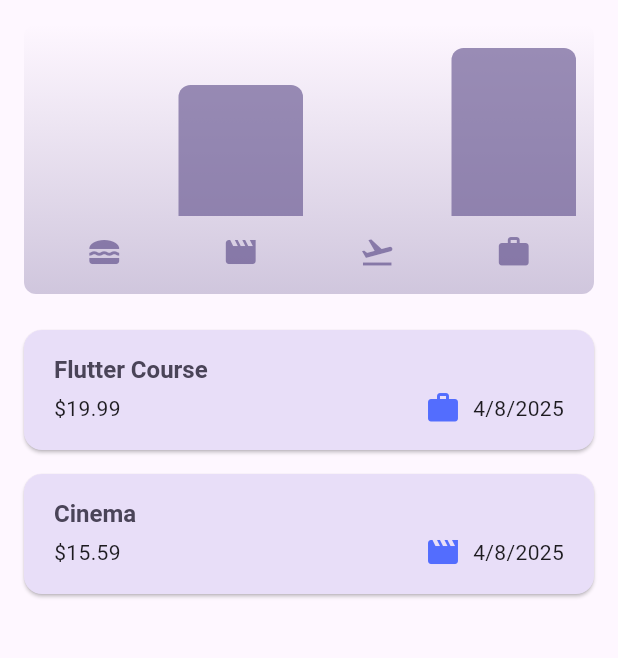
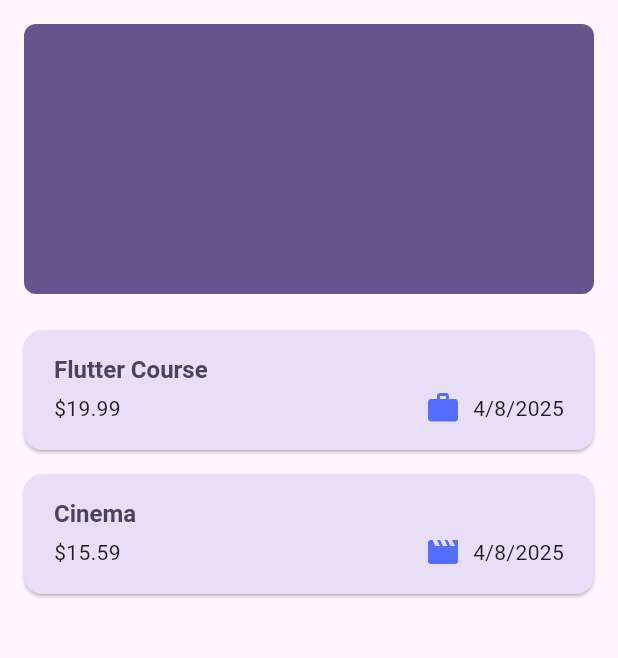
Before and after one commit to onuryilmaaz/expense_tracker, a Flutter app: the screen it shows after launch, on a phone screen of 412 x 824 dp, the part 84-742 px from its top. Run offline on Flutter 3.47's test engine with Material 3 defaults, Android fonts, the phone set to English and light mode, and no system bars.

Commit message:
Refactor chart and expenses list: update color usage for better theme integration

```diff
--- a/lib/widgets/chart/chart.dart
+++ b/lib/widgets/chart/chart.dart
@@ -42,8 +42,8 @@ class Chart extends StatelessWidget {
         borderRadius: BorderRadius.circular(8),
         gradient: LinearGradient(
           colors: [
-            Theme.of(context).colorScheme.primary.withOpacity(0.3),
-            Theme.of(context).colorScheme.primary.withOpacity(0.0),
+            Theme.of(context).colorScheme.primary,
+            Theme.of(context).colorScheme.primary,
           ],
           begin: Alignment.bottomCenter,
           end: Alignment.topCenter,
@@ -78,9 +78,7 @@ class Chart extends StatelessWidget {
                             color:
                                 isDarkMode
                                     ? Theme.of(context).colorScheme.secondary
-                                    : Theme.of(
-                                      context,
-                                    ).colorScheme.primary.withOpacity(0.7),
+                                    : Theme.of(context).colorScheme.primary,
                           ),
                         ),
                       ),
--- a/lib/widgets/chart/chart_bar.dart
+++ b/lib/widgets/chart/chart_bar.dart
@@ -23,7 +23,7 @@ class ChartBar extends StatelessWidget {
               color:
                   isDarkMode
                       ? Theme.of(context).colorScheme.secondary
-                      : Theme.of(context).colorScheme.primary.withOpacity(0.65),
+                      : Theme.of(context).colorScheme.primary,
             ),
           ),
         ),
--- a/lib/widgets/expenses_list/expenses_list.dart
+++ b/lib/widgets/expenses_list/expenses_list.dart
@@ -19,7 +19,7 @@ class ExpensesList extends StatelessWidget {
       itemBuilder:
           (ctx, index) => Dismissible(
             background: Container(
-              color: Theme.of(context).colorScheme.error.withOpacity(0.75),
+              color: Theme.of(context).colorScheme.error,
               margin: EdgeInsets.symmetric(
                 horizontal: Theme.of(context).cardTheme.margin!.horizontal,
               ),
```
